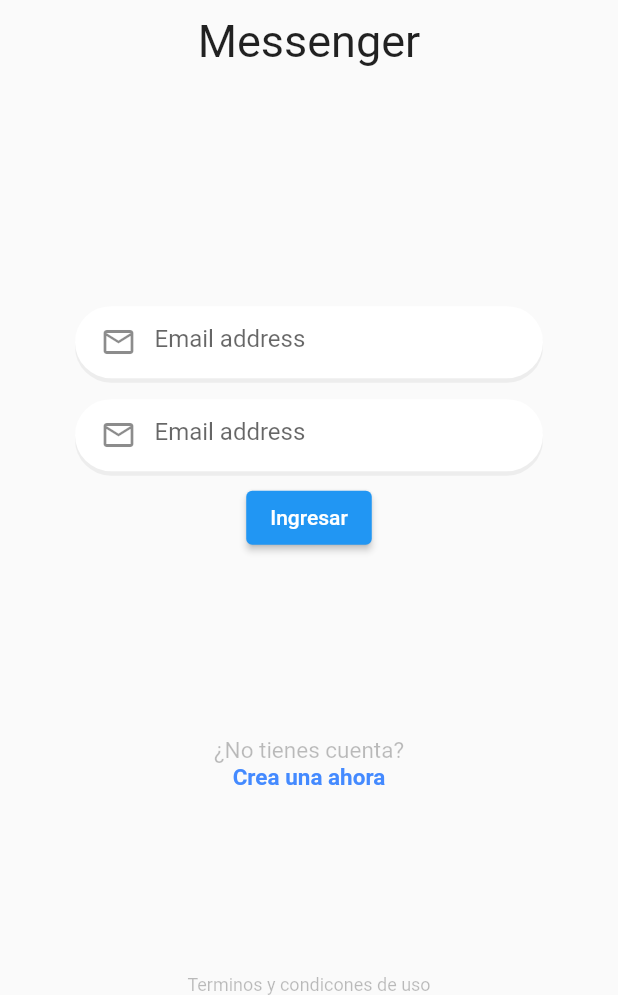
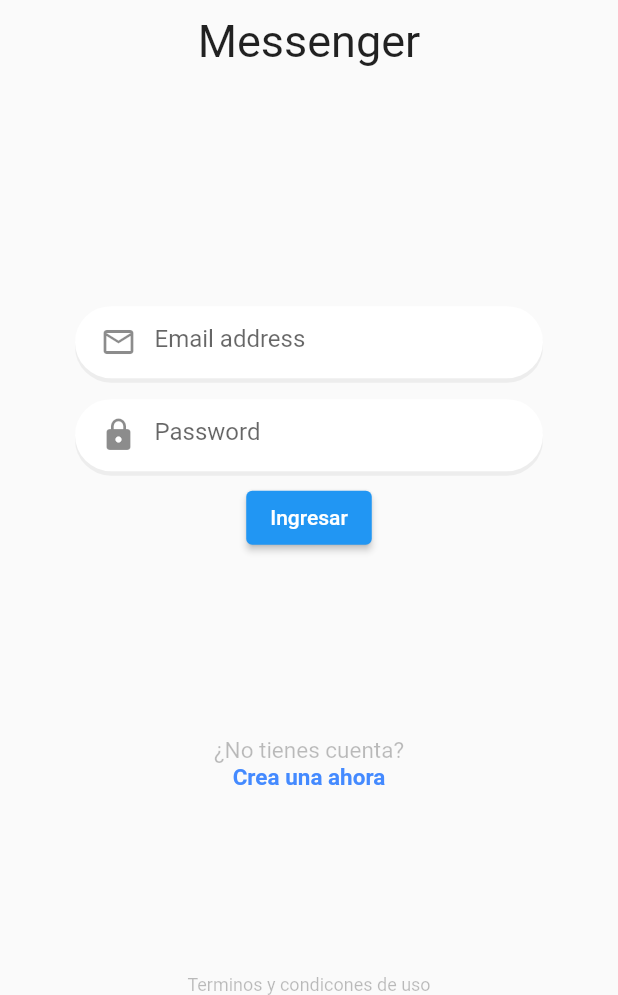
Before and after one commit to Luisparr14/chat_app, a Flutter app: the screen it shows after launch, on a phone screen of 412 x 824 dp, the part 241-1236 px from its top. Run offline on Flutter 3.47's test engine with Material 2 defaults, Android fonts, the phone set to English and light mode, and no system bars.

Commit message:
clase #53 - flutter avanzado

```diff
--- a/lib/screens/login.dart
+++ b/lib/screens/login.dart
@@ -1,4 +1,6 @@
 import 'package:chat_app/widgets/custom_input.dart';
+import 'package:chat_app/widgets/labels.dart';
+import 'package:chat_app/widgets/logo.dart';
 import 'package:flutter/material.dart';
 
 class LoginScreen extends StatelessWidget {
@@ -11,9 +13,9 @@ class LoginScreen extends StatelessWidget {
         child: Column(
           mainAxisAlignment: MainAxisAlignment.spaceBetween,
           children: [
-            _Logo(),
+            const Logo(),
             _Form(),
-            _Labels(),
+            const Labels(),
             const Text(
               'Terminos y condicones de uso',
               style: TextStyle(
@@ -27,62 +29,40 @@ class LoginScreen extends StatelessWidget {
     );
   }
 }
-
-class _Logo extends StatelessWidget {
-  @override
-  Widget build(BuildContext context) {
-    return Container(
-      margin: const EdgeInsets.only(top: 50),
-      width: 160,
-      child: const Column(
-        children: [
-          Image(image: AssetImage('assets/tag-logo.png')),
-          SizedBox(
-            height: 10,
-          ),
-          Text('Messenger', style: TextStyle(fontSize: 30)),
-        ],
-      ),
-    );
-  }
-}
-
 class _Form extends StatefulWidget {
   @override
   State<_Form> createState() => __FormState();
 }
 
 class __FormState extends State<_Form> {
+  final emailCtrl = TextEditingController();
+  final passCrtl = TextEditingController();
+
   @override
   Widget build(BuildContext context) {
     return Container(
       margin: const EdgeInsets.only(top: 30),
       padding: const EdgeInsets.symmetric(horizontal: 50),
       child: Column(children: [
-        const CustomInput(),
-        const CustomInput(),
-        ElevatedButton(onPressed: () {}, child: const Text('Ingresar'))
+        CustomInput(
+          textController: emailCtrl,
+          placeholder: 'Email address',
+          icon: Icons.email_outlined,
+          inputType: TextInputType.emailAddress,
+        ),
+        CustomInput(
+          textController: passCrtl,
+          placeholder: 'Password',
+          icon: Icons.lock,
+          isPassword: true,
+        ),
+        ElevatedButton(
+            onPressed: () {
+              print(emailCtrl.text);
+              print(passCrtl.text);
+            },
+            child: const Text('Ingresar'))
       ]),
     );
   }
 }
-
-class _Labels extends StatelessWidget {
-  @override
-  Widget build(BuildContext context) {
-    return const Column(children: [
-      Text(
-        '¿No tienes cuenta?',
-        style: TextStyle(
-            fontSize: 15, fontWeight: FontWeight.w400, color: Colors.black26),
-      ),
-      Text(
-        'Crea una ahora',
-        style: TextStyle(
-            fontSize: 15,
-            fontWeight: FontWeight.bold,
-            color: Colors.blueAccent),
-      ),
-    ]);
-  }
-}
--- a/lib/widgets/custom_input.dart
+++ b/lib/widgets/custom_input.dart
@@ -1,7 +1,20 @@
 import 'package:flutter/material.dart';
 
 class CustomInput extends StatelessWidget {
-  const CustomInput({super.key});
+  const CustomInput({
+      super.key,
+      required this.textController,
+      required this.icon,
+      required this.placeholder,
+      this.isPassword = false,
+      this.inputType = TextInputType.text
+    });
+
+  final TextEditingController textController;
+  final IconData icon;
+  final String placeholder;
+  final bool isPassword;
+  final TextInputType inputType;
 
   @override
   Widget build(BuildContext context) {
@@ -16,15 +29,16 @@ class CustomInput extends StatelessWidget {
                 color: Colors.black.withOpacity(0.05),
                 offset: const Offset(0, 3)),
           ]),
-      child: const TextField(
+      child: TextField(
+        controller: textController,
         autocorrect: false,
-        keyboardType: TextInputType.emailAddress,
+        keyboardType: inputType,
         decoration: InputDecoration(
-          prefixIcon: Icon(Icons.email_outlined),
+          prefixIcon: Icon(icon),
           border: InputBorder.none,
-          hintText: 'Email address',
+          hintText: placeholder,
         ),
-        // obscureText: true,
+        obscureText: isPassword,
       ),
     );
   }
--- /dev/null
+++ b/lib/widgets/labels.dart
@@ -0,0 +1,23 @@
+import 'package:flutter/material.dart';
+
+class Labels extends StatelessWidget {
+  const Labels({super.key});
+
+  @override
+  Widget build(BuildContext context) {
+    return const Column(children: [
+      Text(
+        '¿No tienes cuenta?',
+        style: TextStyle(
+            fontSize: 15, fontWeight: FontWeight.w400, color: Colors.black26),
+      ),
+      Text(
+        'Crea una ahora',
+        style: TextStyle(
+            fontSize: 15,
+            fontWeight: FontWeight.bold,
+            color: Colors.blueAccent),
+      ),
+    ]);
+  }
+}
--- /dev/null
+++ b/lib/widgets/logo.dart
@@ -0,0 +1,22 @@
+import 'package:flutter/material.dart';
+
+class Logo extends StatelessWidget {
+  const Logo({super.key});
+
+  @override
+  Widget build(BuildContext context) {
+    return Container(
+      margin: const EdgeInsets.only(top: 50),
+      width: 160,
+      child: const Column(
+        children: [
+          Image(image: AssetImage('assets/tag-logo.png')),
+          SizedBox(
+            height: 10,
+          ),
+          Text('Messenger', style: TextStyle(fontSize: 30)),
+        ],
+      ),
+    );
+  }
+}
```
